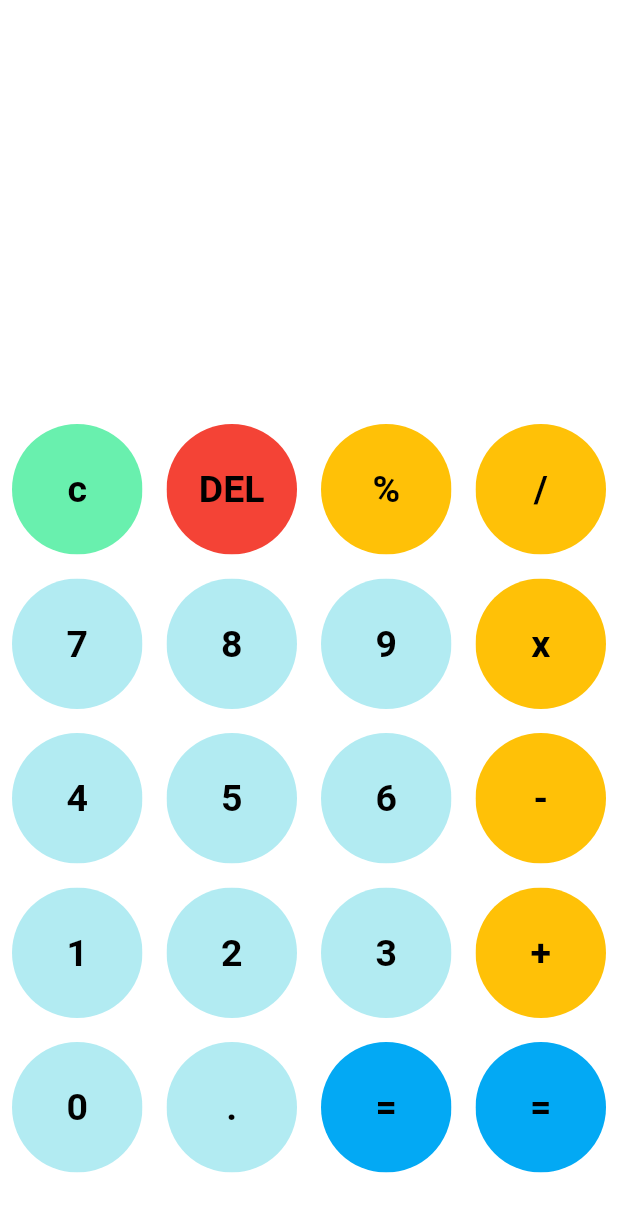
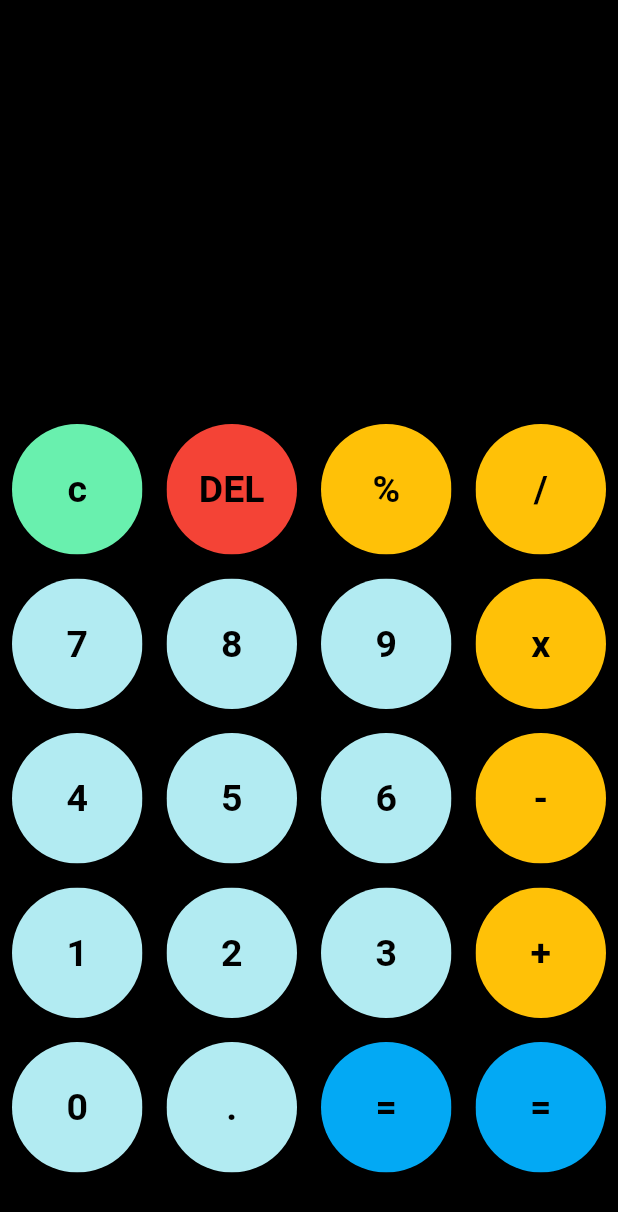
Before and after one commit to Monzim/M_calc, a Flutter app: the screen it shows after launch, on a phone screen of 412 x 824 dp. Shown: the top 1212 px of the screen. Run offline on Flutter 3.47's test engine with Material 2 defaults, Android fonts, the phone set to English and light mode, and no system bars; our stand-ins replace hexcolor, math_expressions.

Commit message:
version two with black backgroung

```diff
--- a/lib/main.dart
+++ b/lib/main.dart
@@ -53,7 +53,7 @@ class _HomepageState extends State<Homepage> {
   @override
   Widget build(BuildContext context) {
     return Scaffold(
-      backgroundColor: Colors.white10,
+      backgroundColor: Colors.black,
       body: Column(
         children: [
           Expanded(
```
